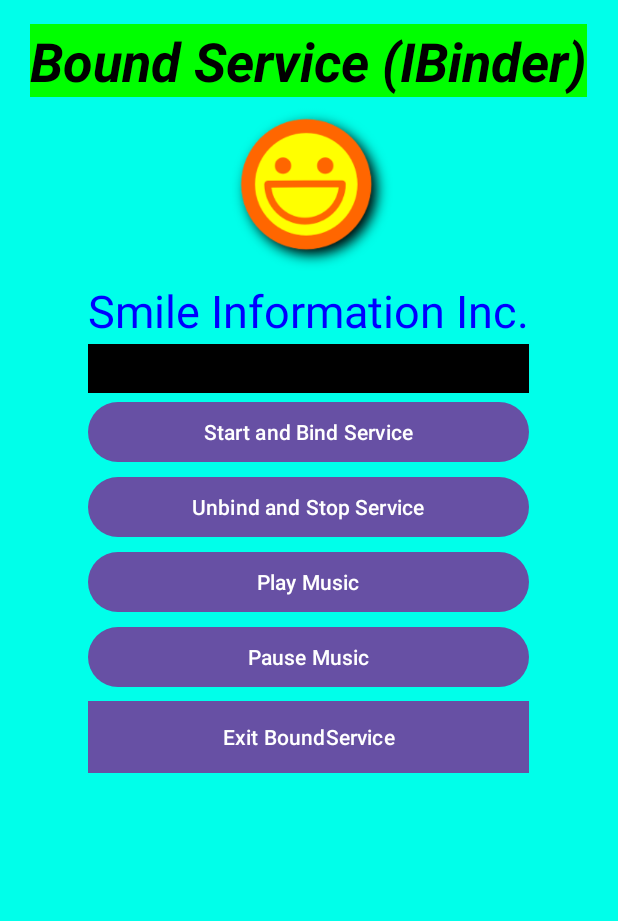
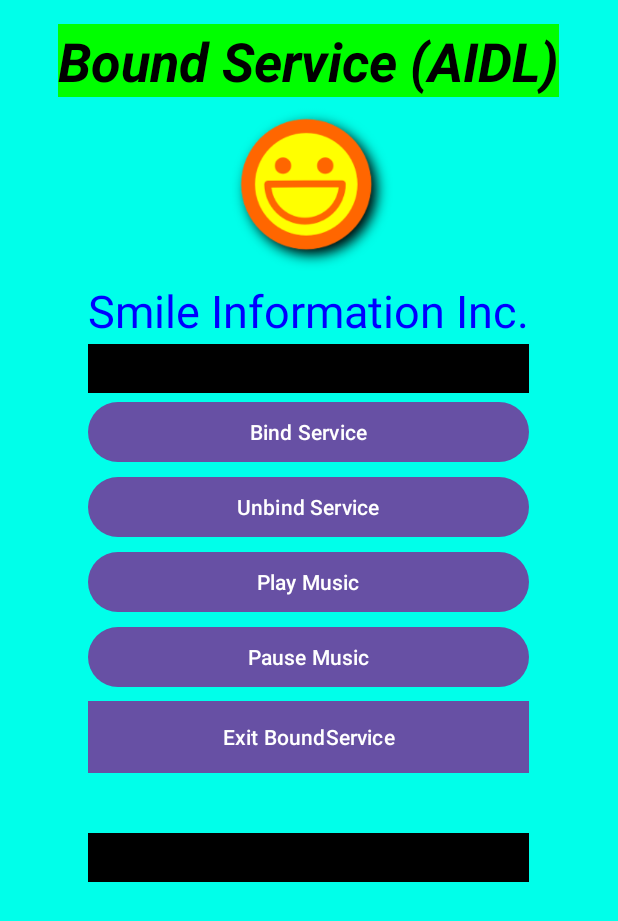
Before and after one commit to SmileChaoLee/AidlMusicServiceApp, an Android app: the layout activity_main.xml on its own in the app's theme, with its tools: preview values and no code run, on a phone screen of 412 x 824 dp. Shown: the top 921 px of the screen. Run offline under Robolectric (Android 15) with nearby library versions, the phone set to English and light mode, and no system bars.

Commit message:
Added a callback for MusicService

```diff
--- a/app/build.gradle
+++ b/app/build.gradle
@@ -4,11 +4,11 @@ plugins {
 }
 
 android {
-    namespace 'com.smile.aidlserviceapp'
+    namespace 'com.smile.aidlmusicserviceapp'
     compileSdk 33
 
     defaultConfig {
-        applicationId "com.smile.aidlserviceapp"
+        applicationId "com.smile.aidlmusicserviceapp"
         minSdk 31
         targetSdk 33
         versionCode 1
--- a/app/src/main/java/com/smile/aidlserviceapp/Constants.java
+++ b/app/src/main/java/com/smile/aidlmusicserviceapp/Constants.java
@@ -1,4 +1,4 @@
-package com.smile.aidlserviceapp;
+package com.smile.aidlmusicserviceapp;
 
 public class Constants {
     public static final String ServiceName = "com.smile.aidlserviceapp.MusicService";
--- a/app/src/main/res/layout/activity_main.xml
+++ b/app/src/main/res/layout/activity_main.xml
@@ -17,7 +17,7 @@
         android:textColor="#ff000000"
         android:layout_margin="0dp"
         android:padding="0dp"
-        android:text="Bound Service (IBinder)"
+        android:text="@string/title_text"
         android:layout_alignParentTop="true"
         android:layout_centerHorizontal="true"
         android:textSize="36dp"
@@ -44,7 +44,7 @@
         android:layout_height="wrap_content"
         android:layout_marginTop="2dp"
         android:padding="0dp"
-        android:text="Smile Information Inc."
+        android:text="@string/company_name"
         android:textColor="#ff0000ff"
         android:textSize="30dp"
         android:layout_below="@+id/imageButton"
@@ -74,7 +74,7 @@
         android:textAllCaps="false"
         android:layout_marginTop="2dp"
         android:padding="0dp"
-        android:text="Start and Bind Service"
+        android:text="@string/bind_service_text"
         android:layout_below="@+id/messageText"
         android:layout_alignLeft="@+id/companyName"
         android:layout_alignRight="@+id/companyName"
@@ -88,7 +88,7 @@
         android:textAllCaps="false"
         android:layout_marginTop="2dp"
         android:padding="0dp"
-        android:text="Unbind and Stop Service"
+        android:text="@string/unbind_service_text"
         android:layout_below="@+id/bindServiceButton"
         android:layout_alignLeft="@+id/companyName"
         android:layout_alignRight="@+id/companyName"
@@ -102,7 +102,7 @@
         android:textAllCaps="false"
         android:layout_marginTop="2dp"
         android:padding="0dp"
-        android:text="Play Music"
+        android:text="@string/play_music_text"
         android:layout_below="@+id/unbindServiceButton"
         android:layout_alignLeft="@+id/companyName"
         android:layout_alignRight="@+id/companyName"
@@ -116,7 +116,7 @@
         android:textAllCaps="false"
         android:layout_marginTop="2dp"
         android:padding="0dp"
-        android:text="Pause Music"
+        android:text="@string/pause_music_text"
         android:layout_below="@+id/playButton"
         android:layout_alignLeft="@+id/companyName"
         android:layout_alignRight="@+id/companyName"
@@ -130,7 +130,7 @@
         android:textAllCaps="false"
         android:layout_marginTop="5dp"
         android:padding="0dp"
-        android:text="Exit BoundService"
+        android:text="@string/exit_bound_service_text"
         android:background="#ffff0000"
         android:layout_below="@+id/pauseButton"
         android:layout_alignLeft="@+id/companyName"
@@ -138,4 +138,21 @@
         android:layout_alignStart="@+id/companyName"
         android:layout_alignEnd="@+id/companyName" />
 
+    <TextView
+        android:id="@+id/serverText"
+        android:layout_width="wrap_content"
+        android:layout_height="wrap_content"
+        android:layout_marginTop="40sp"
+        android:padding="0dp"
+        android:text=""
+        android:textColor="#ffffff00"
+        android:background="#ff000000"
+        android:textSize="24dp"
+        android:layout_below="@+id/exitBoundService"
+        android:layout_alignLeft="@+id/companyName"
+        android:layout_alignRight="@+id/companyName"
+        android:layout_alignStart="@+id/companyName"
+        android:layout_alignEnd="@+id/companyName"
+        android:layout_centerHorizontal="true" />
+
 </RelativeLayout>
--- a/app/src/main/res/values/strings.xml
+++ b/app/src/main/res/values/strings.xml
@@ -1,3 +1,10 @@
 <resources>
-    <string name="app_name">AidlServiceApp</string>
+    <string name="app_name">AidlMusicServiceApp</string>
+    <string name="title_text">Bound Service (AIDL)</string>
+    <string name="company_name">Smile Information Inc.</string>
+    <string name="bind_service_text">Bind Service</string>
+    <string name="unbind_service_text">Unbind Service</string>
+    <string name="play_music_text">Play Music</string>
+    <string name="pause_music_text">Pause Music</string>
+    <string name="exit_bound_service_text">Exit BoundService</string>
 </resources>
--- a/settings.gradle
+++ b/settings.gradle
@@ -12,5 +12,5 @@ dependencyResolutionManagement {
         mavenCentral()
     }
 }
-rootProject.name = "AidlServiceApp"
+rootProject.name = "AidlMusicServiceApp"
 include ':app'
```
Also changed, not shown: app/src/main/java/com/smile/aidlmusicserviceapp/MainActivity.kt (renamed from app/src/main/java/com/smile/aidlserviceapp/MainActivity.kt, +96 -22 lines), app/src/main/java/com/smile/aidlmusicserviceapp/aidlservice/MusicService.kt (renamed from app/src/main/java/com/smile/aidlserviceapp/aidlservice/MusicService.kt, +75 -6 lines), app/src/main/aidl/com/smile/aidlmusicserviceapp/IMusicService.aidl (added), app/src/main/aidl/com/smile/aidlmusicserviceapp/IMusicServiceCallback.aidl (added), app/src/main/aidl/com/smile/aidlserviceapp/aidl/IMusicAidlInterface.aidl (deleted), 4 other files.
